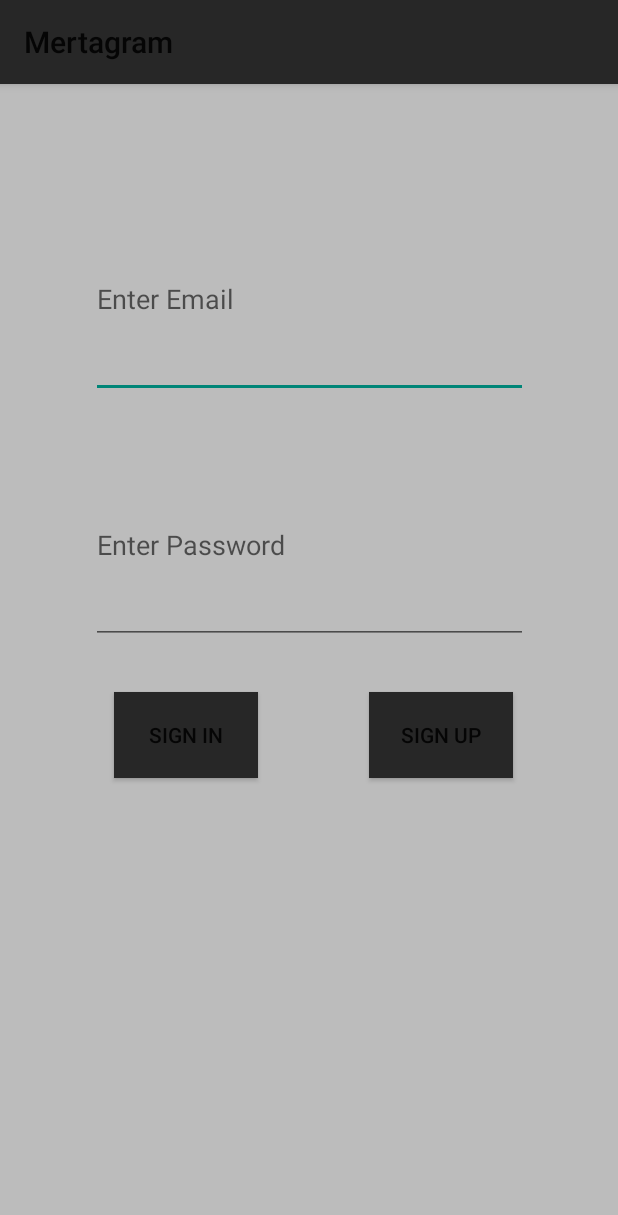
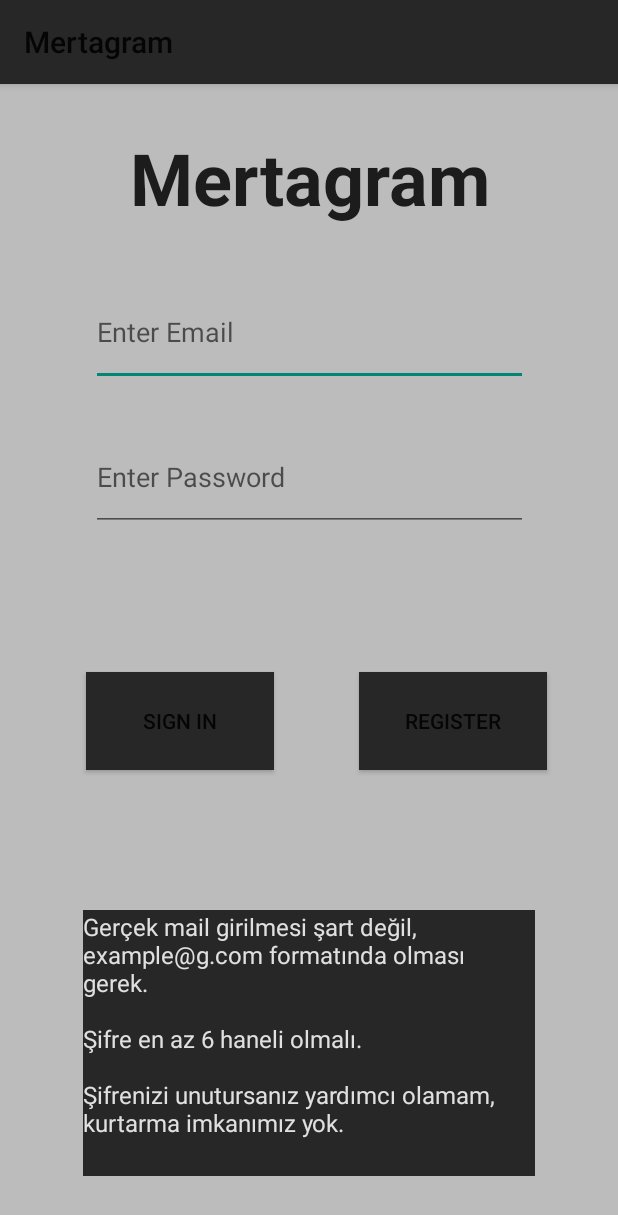
Before and after one commit to mertgoksu/Mertagram, an Android app: the screen it shows after launch (MainActivity), on a phone screen of 412 x 824 dp. Shown: the top 1215 px of the screen. Run offline under Robolectric (Android 15) with nearby library versions, the light colour scheme and no system bars; our stand-ins replace Firebase (no records; nobody signed in at launch, a user with empty details on screens opened directly).

Commit message:
More secure password input added, double upload bug solved, multi-clickable buttons bug solved.

```diff
--- a/app/build.gradle
+++ b/app/build.gradle
@@ -14,6 +14,7 @@ android {
         targetSdk 34
         versionCode 1
         versionName "1.0"
+        multiDexEnabled true
 
         testInstrumentationRunner "androidx.test.runner.AndroidJUnitRunner"
     }
@@ -38,6 +39,7 @@ android {
 
 dependencies {
 
+    implementation 'com.android.support:multidex:1.0.3'
     implementation 'androidx.core:core-ktx:1.7.0'
     implementation 'androidx.appcompat:appcompat:1.6.1'
     implementation 'com.google.android.material:material:1.10.0'
--- a/app/src/main/AndroidManifest.xml
+++ b/app/src/main/AndroidManifest.xml
@@ -2,7 +2,8 @@
 <manifest xmlns:android="http://schemas.android.com/apk/res/android"
     xmlns:tools="http://schemas.android.com/tools">
 
-    <uses-permission android:name="android.permission.READ_EXTERNAL_STORAGE"></uses-permission>
+    <uses-permission android:name="android.permission.READ_EXTERNAL_STORAGE" />
+    <uses-permission android:name="android.permission.READ_MEDIA_IMAGES" />
 
     <application
         android:allowBackup="true"
--- a/app/src/main/java/com/mertg/kotlininstagram/view/MainActivity.kt
+++ b/app/src/main/java/com/mertg/kotlininstagram/view/MainActivity.kt
@@ -5,6 +5,7 @@ import android.graphics.drawable.ColorDrawable
 import androidx.appcompat.app.AppCompatActivity
 import android.os.Bundle
 import android.view.View
+import android.widget.Button
 import android.widget.Toast
 import androidx.core.content.ContextCompat
 import com.google.firebase.auth.FirebaseAuth
@@ -16,15 +17,22 @@ import com.mertg.kotlininstagram.databinding.ActivityMainBinding
 class MainActivity : AppCompatActivity() {
     private lateinit var binding: ActivityMainBinding
     private lateinit var auth: FirebaseAuth
+    private lateinit var signInButton: Button
+    private lateinit var registerButton: Button
 
     override fun onCreate(savedInstanceState: Bundle?) {
         super.onCreate(savedInstanceState)
         binding = ActivityMainBinding.inflate(layoutInflater)
         setContentView(binding.root)
 
+        signInButton = binding.signInButton
+        registerButton = binding.registerButton
+
+        makeButtonsEnabled()
+
         supportActionBar?.setBackgroundDrawable(ColorDrawable(ContextCompat.getColor(this, R.color.darkThemeColor)))
         binding.signInButton.setBackgroundColor(ContextCompat.getColor(this, R.color.darkThemeColor))
-        binding.signUpButton.setBackgroundColor(ContextCompat.getColor(this, R.color.darkThemeColor))
+        binding.registerButton.setBackgroundColor(ContextCompat.getColor(this, R.color.darkThemeColor))
 
         auth = Firebase.auth
 
@@ -36,13 +44,24 @@ class MainActivity : AppCompatActivity() {
         }
     }
 
+    private fun makeButtonsEnabled(){
+        signInButton.isEnabled = true
+        registerButton.isEnabled = true
+    }
+
+    private fun makeButtonsDisabled(){
+        registerButton.isEnabled = false
+        signInButton.isEnabled = false
+    }
+
     fun signInClicked(view: View){
+        makeButtonsDisabled()
         val email = binding.emailText.text.toString()
         val password = binding.passwordText.text.toString()
 
-
         if(email.isEmpty() || password.isEmpty()){
             Toast.makeText(this, "Enter E-mail and Password", Toast.LENGTH_SHORT).show()
+            makeButtonsEnabled()
         }else{
             auth.signInWithEmailAndPassword(email,password).addOnSuccessListener {
                 val intent = Intent(this@MainActivity, FeedActivity::class.java)
@@ -51,16 +70,19 @@ class MainActivity : AppCompatActivity() {
 
             }.addOnFailureListener{
                 Toast.makeText(this@MainActivity, it.localizedMessage, Toast.LENGTH_LONG).show()
+                makeButtonsEnabled()
             }
         }
     }
 
-    fun signUpClicked(view: View){
+    fun registerClicked(view: View){
+        makeButtonsDisabled()
         val email = binding.emailText.text.toString()
         val password = binding.passwordText.text.toString()
 
         if(email.isEmpty() || password.isEmpty()){
             Toast.makeText(this, "Enter E-mail and Password", Toast.LENGTH_SHORT).show()
+            makeButtonsEnabled()
         }else{
             auth.createUserWithEmailAndPassword(email,password).addOnSuccessListener {
                 //success
@@ -70,6 +92,7 @@ class MainActivity : AppCompatActivity() {
             }.addOnFailureListener{
                 //failed
                 Toast.makeText(this@MainActivity, it.localizedMessage, Toast.LENGTH_LONG).show()
+                makeButtonsEnabled()
             }
         }
     }
--- a/app/src/main/res/layout/activity_main.xml
+++ b/app/src/main/res/layout/activity_main.xml
@@ -5,64 +5,86 @@
     xmlns:tools="http://schemas.android.com/tools"
     android:layout_width="match_parent"
     android:layout_height="match_parent"
-    tools:context=".view.MainActivity"
-    android:background="#BCBCBC">
-
+    android:background="#BCBCBC"
+    tools:context=".view.MainActivity">
 
 
     <EditText
         android:id="@+id/emailText"
         android:layout_width="291dp"
-        android:layout_height="0dp"
-        android:layout_marginTop="77dp"
-        android:layout_marginBottom="32dp"
+        android:layout_height="71dp"
+        android:layout_marginTop="35dp"
         android:ems="10"
         android:hint="Enter Email"
         android:inputType="textPersonName"
-        app:layout_constraintBottom_toTopOf="@+id/passwordText"
         app:layout_constraintEnd_toEndOf="parent"
         app:layout_constraintStart_toStartOf="parent"
-        app:layout_constraintTop_toTopOf="parent" />
+        app:layout_constraintTop_toBottomOf="@+id/logoText" />
+
+    <Button
+        android:id="@+id/signInButton"
+        android:layout_width="125dp"
+        android:layout_height="65dp"
+        android:layout_marginTop="30dp"
+        android:layout_marginBottom="30dp"
+        android:onClick="signInClicked"
+        android:text="SIGN IN"
+        android:textSize="14sp"
+        app:layout_constraintBottom_toTopOf="@+id/uyariText"
+        app:layout_constraintEnd_toStartOf="@+id/registerButton"
+        app:layout_constraintStart_toStartOf="parent"
+        app:layout_constraintTop_toBottomOf="@+id/passwordText" />
+
+    <Button
+        android:id="@+id/registerButton"
+        android:layout_width="125dp"
+        android:layout_height="65dp"
+        android:layout_marginTop="30dp"
+        android:layout_marginEnd="47dp"
+        android:layout_marginBottom="30dp"
+        android:onClick="registerClicked"
+        android:text="REGISTER"
+        android:textSize="14sp"
+        app:layout_constraintBottom_toTopOf="@+id/uyariText"
+        app:layout_constraintEnd_toEndOf="parent"
+        app:layout_constraintTop_toBottomOf="@+id/passwordText" />
 
     <EditText
         android:id="@+id/passwordText"
         android:layout_width="291dp"
-        android:layout_height="0dp"
-        android:layout_marginBottom="32dp"
+        android:layout_height="71dp"
+        android:layout_marginTop="25dp"
         android:ems="10"
         android:hint="Enter Password"
-        android:inputType="textPersonName"
-        app:layout_constraintBottom_toTopOf="@+id/signUpButton"
+        android:inputType="textPassword"
         app:layout_constraintEnd_toEndOf="parent"
         app:layout_constraintStart_toStartOf="parent"
         app:layout_constraintTop_toBottomOf="@+id/emailText" />
 
-    <Button
-        android:id="@+id/signInButton"
-        android:layout_width="96dp"
-        android:layout_height="57dp"
-        android:layout_marginStart="66dp"
-        android:layout_marginEnd="63dp"
-        android:onClick="signInClicked"
-        android:text="SIGN IN"
-        android:textSize="14sp"
-        app:layout_constraintBottom_toBottomOf="@+id/signUpButton"
-        app:layout_constraintEnd_toStartOf="@+id/signUpButton"
-        app:layout_constraintStart_toStartOf="parent"
-        app:layout_constraintTop_toTopOf="@+id/signUpButton"
-        app:layout_constraintVertical_bias="0.0" />
-
-    <Button
-        android:id="@+id/signUpButton"
-        android:layout_width="96dp"
-        android:layout_height="57dp"
-        android:layout_marginEnd="60dp"
-        android:layout_marginBottom="305dp"
-        android:onClick="signUpClicked"
-        android:text="SIGN UP"
-        android:textSize="14sp"
+    <TextView
+        android:id="@+id/uyariText"
+        android:layout_width="301dp"
+        android:layout_height="177dp"
+        android:layout_marginBottom="40dp"
+        android:background="#272727"
+        android:text="Gerçek mail girilmesi şart değil, \nexample@g.com formatında olması gerek.\n\nŞifre en az 6 haneli olmalı.\n\nŞifrenizi unutursanız yardımcı olamam, kurtarma imkanımız yok.\n"
+        android:textColor="#E0E0E0"
+        android:textSize="16sp"
         app:layout_constraintBottom_toBottomOf="parent"
         app:layout_constraintEnd_toEndOf="parent"
-        app:layout_constraintStart_toEndOf="@+id/signInButton"
-        app:layout_constraintTop_toBottomOf="@+id/passwordText" />
+        app:layout_constraintStart_toStartOf="parent" />
+
+    <TextView
+        android:id="@+id/logoText"
+        android:layout_width="wrap_content"
+        android:layout_height="wrap_content"
+        android:layout_marginTop="30dp"
+        android:text="Mertagram"
+        android:textAlignment="center"
+        android:textColor="#1C1C1C"
+        android:textSize="48sp"
+        android:textStyle="bold"
+        app:layout_constraintEnd_toEndOf="parent"
+        app:layout_constraintStart_toStartOf="parent"
+        app:layout_constraintTop_toTopOf="parent" />
 </androidx.constraintlayout.widget.ConstraintLayout>
--- a/app/src/main/res/layout/activity_upload.xml
+++ b/app/src/main/res/layout/activity_upload.xml
@@ -39,11 +39,12 @@
 
     <Button
         android:id="@+id/uploadButton"
-        android:layout_width="96dp"
-        android:layout_height="57dp"
+        android:layout_width="139dp"
+        android:layout_height="63dp"
         android:layout_marginBottom="155dp"
         android:onClick="upload"
         android:text="Upload"
+        android:textSize="14sp"
         app:layout_constraintBottom_toBottomOf="parent"
         app:layout_constraintEnd_toEndOf="parent"
         app:layout_constraintStart_toStartOf="parent"
```
Also changed, not shown: app/src/main/java/com/mertg/kotlininstagram/view/FeedActivity.kt (+5 -4 lines), app/src/main/java/com/mertg/kotlininstagram/view/UploadActivity.kt (+33 -2 lines).
